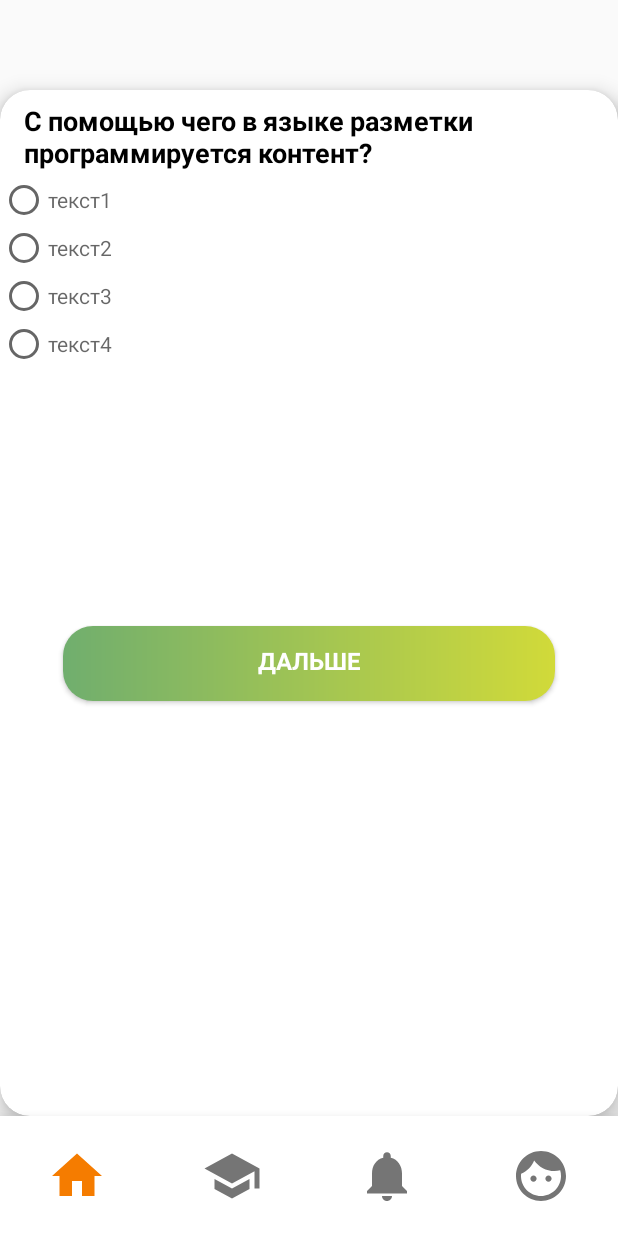
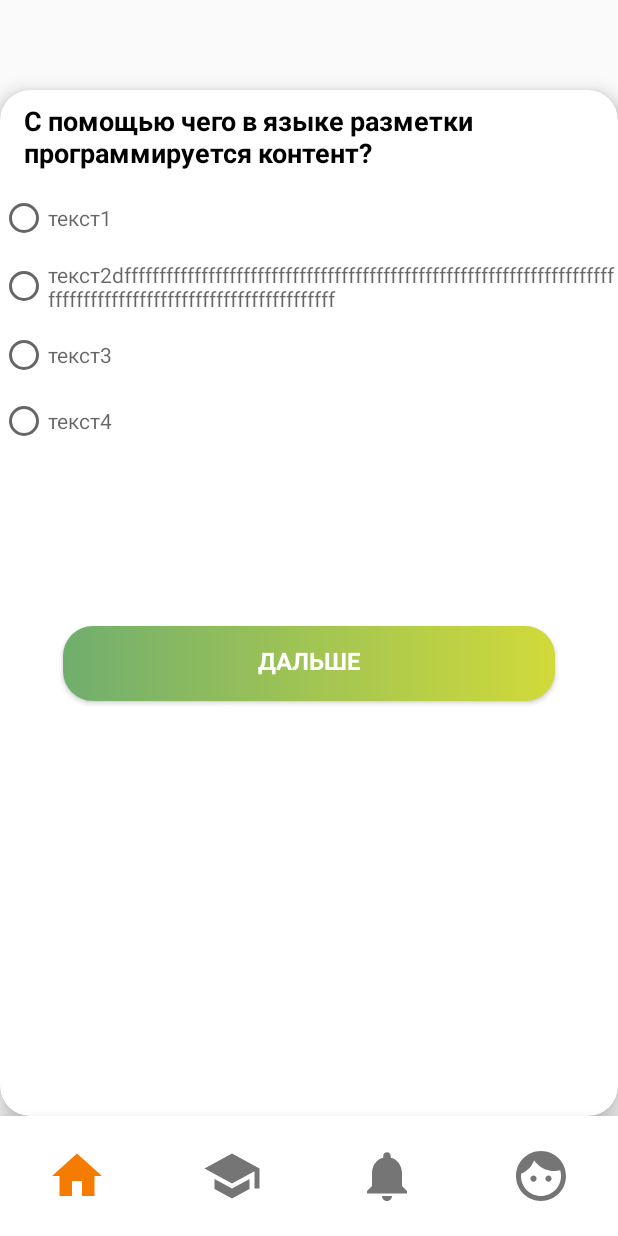
Before and after one commit to Phenecy/Kodik, an Android app: the LessonPagerCardFragment screen opened through its navigation route, after a tap on "ДАЛЬШЕ", on a phone screen of 412 x 824 dp. Run offline under Robolectric (Android 15) with nearby library versions, the phone set to English and light mode, and no system bars; our stand-ins replace Firebase (no records; nobody signed in at launch, a user with empty details on screens opened directly), navigation-ui.

```diff
--- a/app/src/main/java/dev/bonch/kodik/activities/MainActivity.kt
+++ b/app/src/main/java/dev/bonch/kodik/activities/MainActivity.kt
@@ -29,7 +29,7 @@ class MainActivity : AppCompatActivity() {
         bottom_navigation_bar.setupWithNavController(navController)
     }
 
-    fun onLessonCardFragment(arguments: Bundle?) {
+    fun onLessonPagerCardFragment(arguments: Bundle?) {
         navController.navigate(R.id.action_nav_fragment_class_cards_to_nav_courses_card, arguments)
     }
 
--- a/app/src/main/java/dev/bonch/kodik/fragments/ClassesChairFragment.kt
+++ b/app/src/main/java/dev/bonch/kodik/fragments/ClassesChairFragment.kt
@@ -113,4 +113,10 @@ class ClassesChairFragment: Fragment() {
             }
         }
     }
+
+    override fun onResume() {
+        super.onResume()
+        val db = FirebaseFirestore.getInstance()
+        val lessonsRef = db.collection("courses").document()
+    }
 }
--- a/app/src/main/res/layout/item_lesson_card_test.xml
+++ b/app/src/main/res/layout/item_lesson_card_test.xml
@@ -22,7 +22,7 @@
                 android:layout_width="match_parent"
                 android:layout_height="wrap_content"
                 android:layout_marginTop="8dp"
-                android:hint="Здесь бы мог быть ваш заголовок"
+                android:layout_marginRight="16dp"
                 android:layout_marginStart="16dp"
                 android:fontFamily="@font/rubik_bold"
                 android:textColor="#000000"
@@ -36,27 +36,31 @@
 
                     <RadioButton
                         android:id="@+id/answer_1"
-                        android:hint="текст1"
                         android:layout_width="wrap_content"
-                        android:layout_height="wrap_content"/>
+                        android:layout_height="wrap_content"
+                        android:layout_marginTop="12dp"
+                        android:hint="текст1" />
 
                     <RadioButton
                         android:id="@+id/answer_2"
-                        android:hint="текст2"
                         android:layout_width="wrap_content"
-                        android:layout_height="wrap_content"/>
+                        android:layout_height="wrap_content"
+                        android:layout_marginTop="12dp"
+                        android:hint="текст2dfffffffffffffffffffffffffffffffffffffffffffffffffffffffffffffffffffffffffffffffffffffffffffffffffffffffffffffff" />
 
                     <RadioButton
                         android:id="@+id/answer_3"
-                        android:hint="текст3"
                         android:layout_width="wrap_content"
-                        android:layout_height="wrap_content"/>
+                        android:layout_height="wrap_content"
+                        android:layout_marginTop="12dp"
+                        android:hint="текст3" />
 
                     <RadioButton
                         android:id="@+id/answer_4"
-                        android:hint="текст4"
                         android:layout_width="wrap_content"
-                        android:layout_height="wrap_content"/>
+                        android:layout_height="wrap_content"
+                        android:layout_marginTop="12dp"
+                        android:hint="текст4" />
 
                 </RadioGroup>
 
--- a/app/src/main/res/layout/item_lesson_card_theory.xml
+++ b/app/src/main/res/layout/item_lesson_card_theory.xml
@@ -22,7 +22,7 @@
                 android:layout_width="match_parent"
                 android:layout_height="wrap_content"
                 android:layout_marginTop="8dp"
-                android:hint="Здесь бы мог быт ваш заголовок"
+                android:layout_marginRight="16dp"
                 android:layout_marginStart="16dp"
                 android:fontFamily="@font/rubik_bold"
                 android:textColor="#000000"
@@ -35,6 +35,7 @@
                 android:minHeight="270dp"
                 android:hint="А здесь - текст"
                 android:layout_marginStart="16dp"
+                android:layout_marginRight="16dp"
                 android:layout_marginTop="16dp"
                 android:fontFamily="@font/rubik"
                 android:text="Test text"
```
Also changed, not shown: app/src/main/java/dev/bonch/kodik/fragments/LessonsCardsFragment.kt (+8 -14 lines), app/src/main/java/dev/bonch/kodik/models/Course.kt (+25 -3 lines), app/src/main/java/dev/bonch/kodik/models/Lesson.kt (added, +15 -0 lines).
